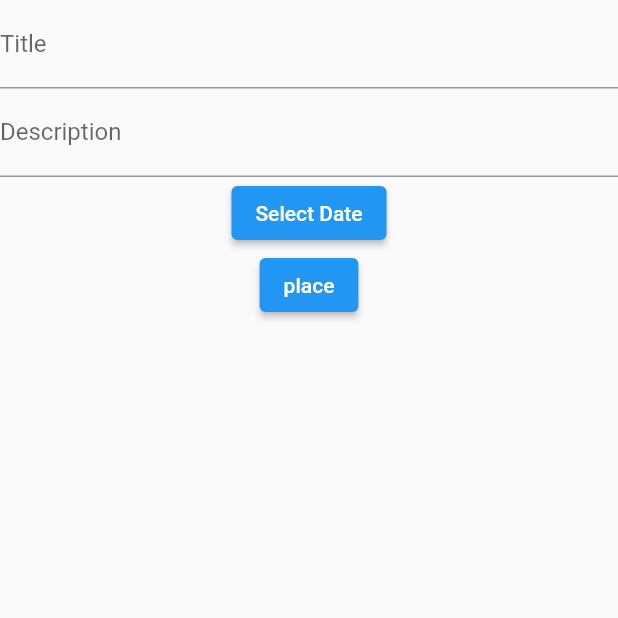
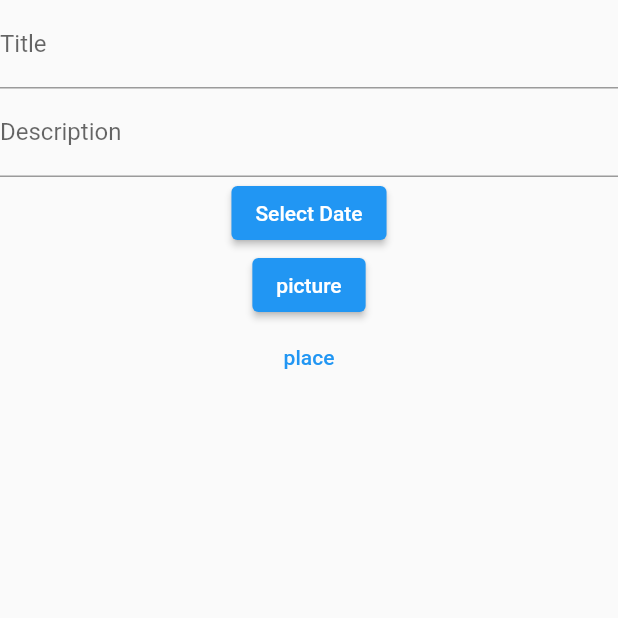
Before and after one commit to WyattWantsToCode/WaffleJetApp, a Flutter app: the CreateEventScreen screen opened directly, after a tap on "place", on a phone screen of 412 x 824 dp, the top half of it. Run offline on Flutter 3.47's test engine with Material 2 defaults, Android fonts, the phone set to English and light mode, and no system bars; our stand-ins replace cloud_firestore, file_picker, firebase_core, firebase_storage, image_picker, table_calendar; accounts and stored records are empty; network calls fail.

Commit message:
added create event

```diff
--- a/lib/create_events/create_event_screen.dart
+++ b/lib/create_events/create_event_screen.dart
@@ -31,6 +31,11 @@ class _CreateEventScreenState extends State<CreateEventScreen> {
               child: Text("Select Date")),
           ElevatedButton(
               onPressed: () {
+                uploadToStorage(uuid);
+              },
+              child: Text("picture")),
+          TextButton(
+              onPressed: () {
                 addEventToFirestore(Event(
                     id: uuid,
                     title: titleController.text,
--- a/lib/firebase.dart
+++ b/lib/firebase.dart
@@ -45,7 +45,7 @@ Event mapToEvent(Map<String, dynamic> map) {
 
 void addEventToFirestore(Event event) {
 
-  FirebaseFirestore.instance.collection("Events").doc(event.id).set((eventToMap(event)));
+   db.collection("Events").doc(event.id).set((eventToMap(event)));
 
 }
 
--- a/lib/main.dart
+++ b/lib/main.dart
@@ -1,3 +1,4 @@
+import 'package:cloud_firestore/cloud_firestore.dart';
 import 'package:firebase_core/firebase_core.dart';
 import 'package:flutter/material.dart';
 import 'package:qc_collegeandcareer/calendar.dart';
@@ -5,13 +6,13 @@ import 'package:qc_collegeandcareer/firebase_options.dart';
 import 'package:qc_collegeandcareer/home/home_screen.dart';
 import 'package:qc_collegeandcareer/month/month_view.dart';
 
-var app;
 
 void main() async {
   WidgetsFlutterBinding.ensureInitialized();
-await Firebase.initializeApp(
+  await Firebase.initializeApp(
     options: DefaultFirebaseOptions.currentPlatform,
   );
+
   runApp(const MyApp());
 }
 
--- a/lib/storage.dart
+++ b/lib/storage.dart
@@ -14,7 +14,7 @@ Future<String> getImageURL(Event event) async {
   return string;
 }
 
-/*Future<String> selectPicture(ImageSource source) async {
+Future<String> selectPicture(ImageSource source) async {
   XFile? image = await ImagePicker().pickImage(source: source);
   return image?.path as String;
 }
@@ -28,4 +28,3 @@ void uploadToStorage(String id) async {
 
     );
 }
-*/
```
Also changed, not shown: lib/home/home_screen.dart (+6 -1 lines), pubspec.lock, 1 other file.
